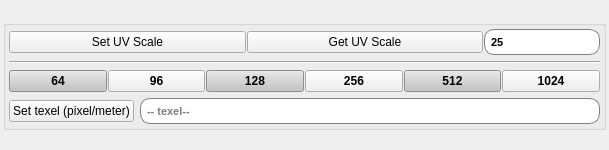
Old version of the form src/developer/main/uvtools/widget/ui/setuvratioUI.ui in the repository code-google-com/mayatools.
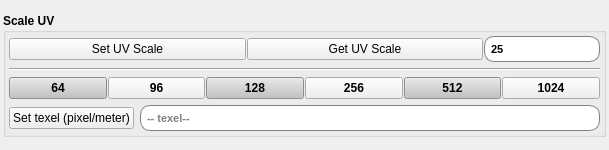
New version of the form.

Diff of the .ui file:
```diff
--- a/src/developer/main/uvtools/widget/ui/setuvratioUI.ui
+++ b/src/developer/main/uvtools/widget/ui/setuvratioUI.ui
@@ -33,7 +33,7 @@
        </font>
       </property>
       <property name="title">
-       <string/>
+       <string>Scale UV</string>
       </property>
       <layout class="QVBoxLayout" name="verticalLayout">
        <property name="margin">
```
